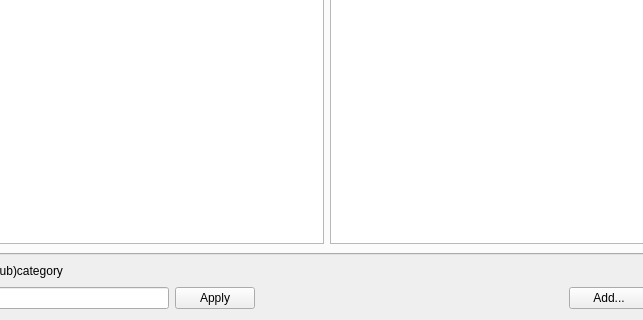
The window that app/categoryorganizerwindow.ui (DarkHobbit/homewallet) describes before a commit, drawn with Qt 5; both pictures show x 179 to 822 and y 204 to 524 of the 1011 by 524 pixel window.
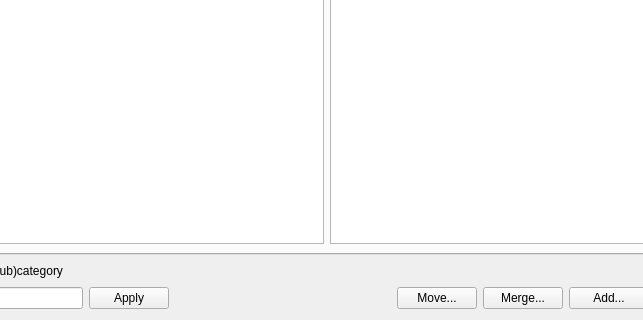
The same window after the commit. Icons and pictures are not drawn.

Commit message: Category organizer: button access control, opposite selection

Diff of the .ui file:
```diff
--- a/app/categoryorganizerwindow.ui
+++ b/app/categoryorganizerwindow.ui
@@ -86,6 +86,20 @@
        </property>
       </spacer>
      </item>
+     <item>
+      <widget class="QPushButton" name="btn_Move">
+       <property name="text">
+        <string>Move...</string>
+       </property>
+      </widget>
+     </item>
+     <item>
+      <widget class="QPushButton" name="btn_Merge">
+       <property name="text">
+        <string>Merge...</string>
+       </property>
+      </widget>
+     </item>
      <item>
       <widget class="QPushButton" name="btn_Add">
        <property name="maximumSize">
```
Left out of the diff: 24 changed lines with no effect on the pictures. The commit also changes 8 other files.
